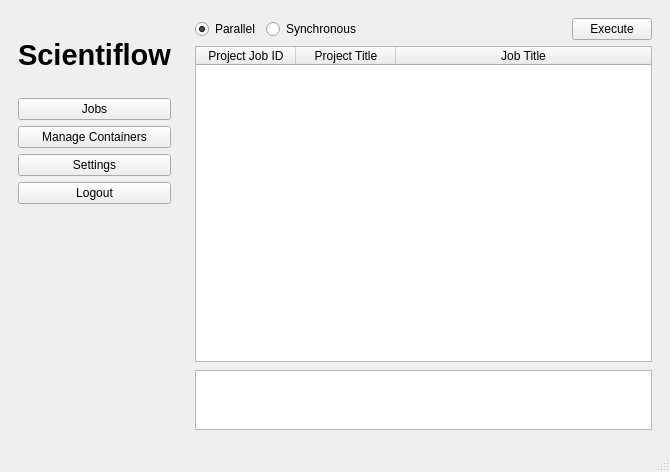
Qt form ui/main.ui (IM-TechieScientist/scientiflow_gui) before a commit.
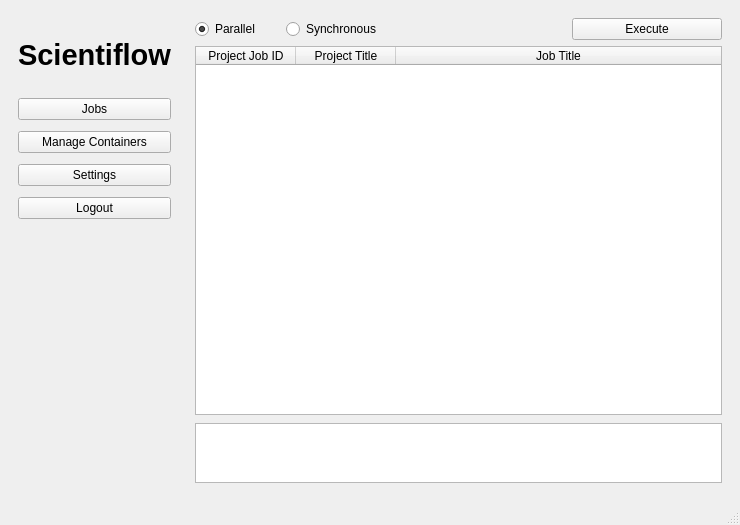
The same form after that commit.

Commit message: Fixed scaling and list jobs on windows

Diff of the .ui file:
```diff
--- a/ui/main.ui
+++ b/ui/main.ui
@@ -6,8 +6,8 @@
    <rect>
     <x>0</x>
     <y>0</y>
-    <width>670</width>
-    <height>472</height>
+    <width>740</width>
+    <height>525</height>
    </rect>
   </property>
   <property name="windowTitle">
@@ -38,22 +38,88 @@
          </property>
         </widget>
        </item>
+       <item>
+        <spacer name="verticalSpacer_2">
+         <property name="orientation">
+          <enum>Qt::Orientation::Vertical</enum>
+         </property>
+         <property name="sizeType">
+          <enum>QSizePolicy::Policy::Fixed</enum>
+         </property>
+         <property name="sizeHint" stdset="0">
+          <size>
+           <width>5</width>
+           <height>5</height>
+          </size>
+         </property>
+        </spacer>
+       </item>
        <item>
         <widget class="QPushButton" name="btn_manage_containers">
+         <property name="sizePolicy">
+          <sizepolicy hsizetype="Minimum" vsizetype="Fixed">
+           <horstretch>0</horstretch>
+           <verstretch>0</verstretch>
+          </sizepolicy>
+         </property>
          <property name="text">
           <string>Manage Containers</string>
          </property>
         </widget>
        </item>
+       <item>
+        <spacer name="verticalSpacer_3">
+         <property name="orientation">
+          <enum>Qt::Orientation::Vertical</enum>
+         </property>
+         <property name="sizeType">
+          <enum>QSizePolicy::Policy::Fixed</enum>
+         </property>
+         <property name="sizeHint" stdset="0">
+          <size>
+           <width>20</width>
+           <height>5</height>
+          </size>
+         </property>
+        </spacer>
+       </item>
        <item>
         <widget class="QPushButton" name="btn_settings">
+         <property name="sizePolicy">
+          <sizepolicy hsizetype="Minimum" vsizetype="Fixed">
+           <horstretch>0</horstretch>
+           <verstretch>0</verstretch>
+          </sizepolicy>
+         </property>
          <property name="text">
           <string>Settings</string>
          </property>
         </widget>
        </item>
+       <item>
+        <spacer name="verticalSpacer_4">
+         <property name="orientation">
+          <enum>Qt::Orientation::Vertical</enum>
+         </property>
+         <property name="sizeType">
+          <enum>QSizePolicy::Policy::Fixed</enum>
+         </property>
+         <property name="sizeHint" stdset="0">
+          <size>
+           <width>20</width>
+           <height>5</height>
+          </size>
+         </property>
+        </spacer>
+       </item>
        <item>
         <widget class="QPushButton" name="btn_logout">
+         <property name="sizePolicy">
+          <sizepolicy hsizetype="Minimum" vsizetype="Fixed">
+           <horstretch>0</horstretch>
+           <verstretch>0</verstretch>
+          </sizepolicy>
+         </property>
          <property name="text">
           <string>Logout</string>
          </property>
@@ -67,7 +133,7 @@
          <property name="sizeHint" stdset="0">
           <size>
            <width>20</width>
-           <height>40</height>
+           <height>5</height>
           </size>
          </property>
         </spacer>
@@ -81,6 +147,9 @@
        <layout class="QVBoxLayout" name="jobsLayout">
         <item>
          <layout class="QHBoxLayout" name="executionOptionsLayout">
+          <property name="sizeConstraint">
+           <enum>QLayout::SizeConstraint::SetDefaultConstraint</enum>
+          </property>
           <item>
            <widget class="QRadioButton" name="radio_parallel">
             <property name="text">
@@ -91,6 +160,22 @@
             </property>
            </widget>
           </item>
+          <item>
+           <spacer name="horizontalSpacer">
+            <property name="orientation">
+             <enum>Qt::Orientation::Horizontal</enum>
+            </property>
+            <property name="sizeType">
+             <enum>QSizePolicy::Policy::Fixed</enum>
+            </property>
+            <property name="sizeHint" stdset="0">
+             <size>
+              <width>20</width>
+              <height>20</height>
+             </size>
+            </property>
+           </spacer>
+          </item>
           <item>
            <widget class="QRadioButton" name="radio_synchronous">
             <property name="text">
@@ -103,6 +188,9 @@
             <property name="orientation">
              <enum>Qt::Orientation::Horizontal</enum>
             </property>
+            <property name="sizeType">
+             <enum>QSizePolicy::Policy::MinimumExpanding</enum>
+            </property>
             <property name="sizeHint" stdset="0">
              <size>
               <width>40</width>
@@ -113,6 +201,18 @@
           </item>
           <item>
            <widget class="QPushButton" name="btn_execute">
+            <property name="sizePolicy">
+             <sizepolicy hsizetype="Fixed" vsizetype="Fixed">
+              <horstretch>0</horstretch>
+              <verstretch>0</verstretch>
+             </sizepolicy>
+            </property>
+            <property name="minimumSize">
+             <size>
+              <width>150</width>
+              <height>0</height>
+             </size>
+            </property>
             <property name="text">
              <string>Execute</string>
             </property>
@@ -124,7 +224,7 @@
          <widget class="QTableWidget" name="table_jobs">
           <property name="maximumSize">
            <size>
-            <width>800</width>
+            <width>16777215</width>
             <height>16777215</height>
            </size>
           </property>
```
Left out of the diff: 12 changed lines with no effect on the pictures. The commit also changes 2 other files.
